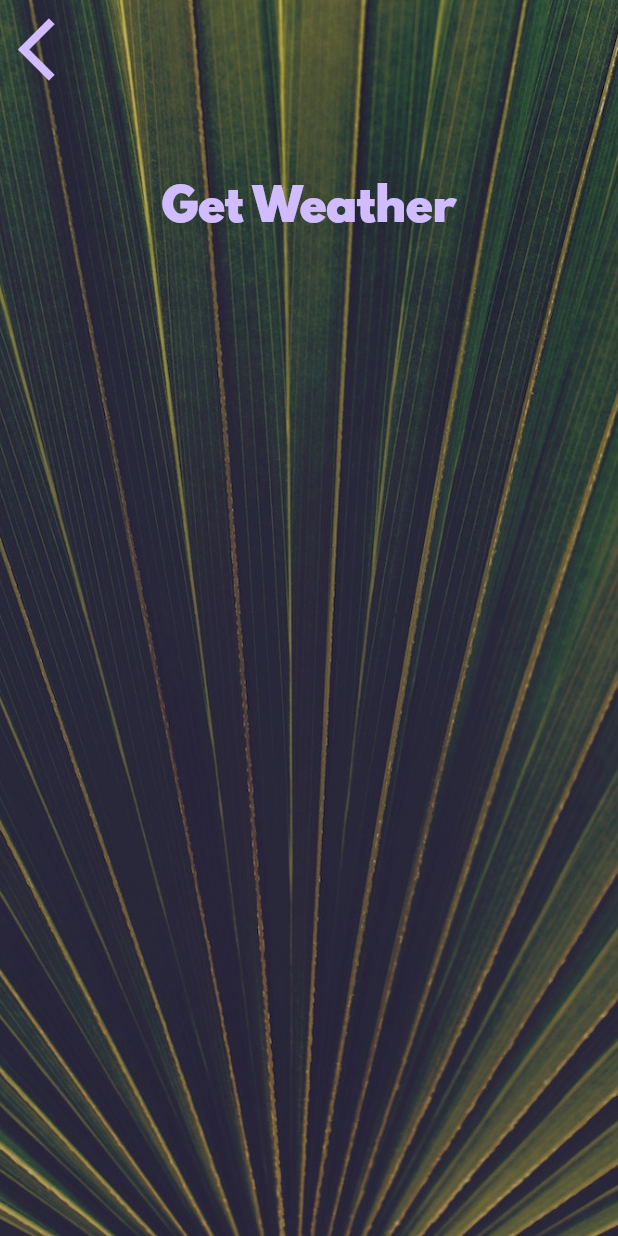
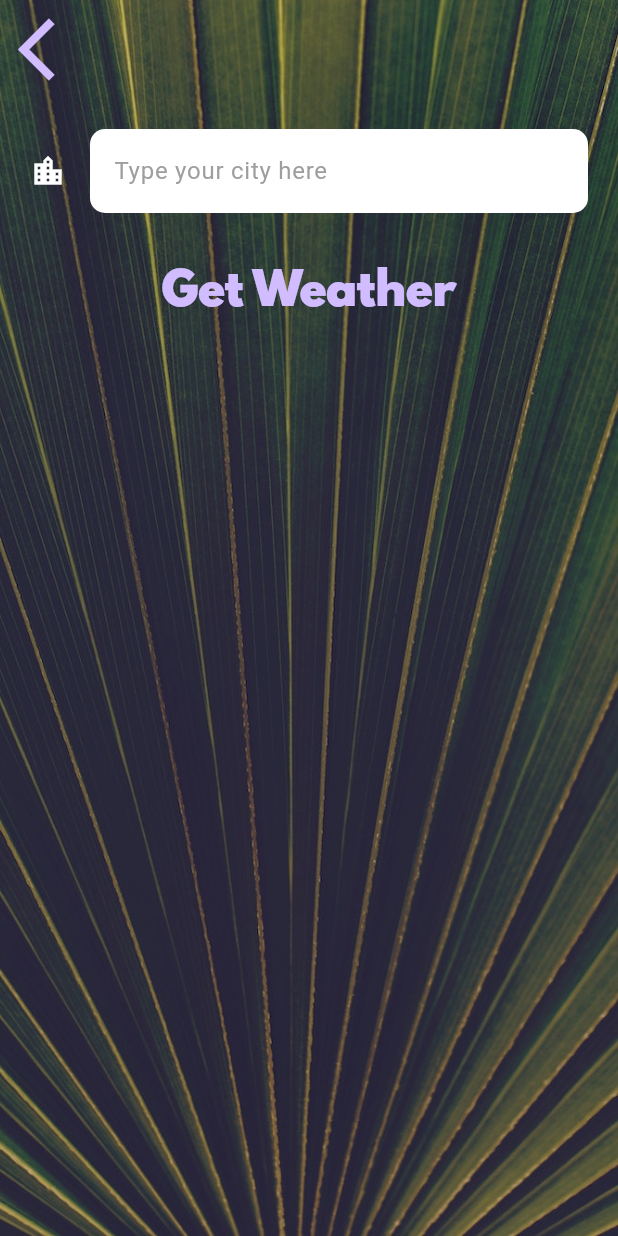
Before and after one commit to AaronFernando/Enabling8, a Flutter app: the CityScreen screen opened directly, on a phone screen of 412 x 824 dp. Run offline on Flutter 3.47's test engine with Material 3 defaults, Android fonts, the phone set to English and light mode, and no system bars; our stand-ins replace flutter_spinkit, geolocator; network calls fail.

Commit message:
2nd commit (major changes, only until the lesson)

```diff
--- a/lib/main.dart
+++ b/lib/main.dart
@@ -14,3 +14,7 @@ class MyApp extends StatelessWidget {
     );
   }
 }
+
+// FLOW OF DATA:
+// weather.dart > location_screen.dart > location.dart > networking.dart > loading_screen.dart > main.dart
+// city_screen.dart is a feature connected to location_screen.dart
--- a/lib/screens/city_screen.dart
+++ b/lib/screens/city_screen.dart
@@ -1,5 +1,6 @@
 import 'package:flutter/material.dart';
 import 'package:test_clima_flutter/utilities/constants.dart';
+
 class CityScreen extends StatefulWidget {
   const CityScreen({super.key});
 
@@ -8,6 +9,7 @@ class CityScreen extends StatefulWidget {
 }
 
 class _CityScreenState extends State<CityScreen> {
+  String newcity = '';
   @override
   Widget build(BuildContext context) {
     return Scaffold(
@@ -25,7 +27,9 @@ class _CityScreenState extends State<CityScreen> {
               Align(
                 alignment: Alignment.topLeft,
                 child: TextButton(
-                  onPressed: () {},
+                  onPressed: () {
+
+                  },
                   child: const Icon(
                     Icons.arrow_back_ios,
                     size: 50.0,
@@ -34,10 +38,37 @@ class _CityScreenState extends State<CityScreen> {
               ),
               Container(
                 padding: const EdgeInsets.all(20.0),
-                child: null,
+                child: TextField(
+                  onChanged: (value){
+                    newcity = value;
+                  },
+                  style: const TextStyle(
+                    color: Colors.black,
+                  ),
+                  decoration: const InputDecoration(
+                    fillColor: Colors.white,
+                    filled: true,
+                    icon: Icon(
+                      Icons.location_city,
+                      color: Colors.white,
+                    ),
+                    hintText: 'Type your city here',
+                    hintStyle: TextStyle(
+                      color: Colors.grey,
+                    ),
+                    border: OutlineInputBorder(
+                      borderRadius: BorderRadius.all(
+                        Radius.circular(10)
+                      ),
+                      borderSide: BorderSide.none,
+                    ),
+                  ),
+                ),
               ),
               TextButton(
-                onPressed: () {},
+                onPressed: () {
+                  Navigator.pop(context, newcity);
+                },
                 child: const Text(
                   'Get Weather',
                   style: kButtonTextStyle,
--- a/pubspec.yaml
+++ b/pubspec.yaml
@@ -12,6 +12,9 @@ dependencies:
     sdk: flutter
 
   cupertino_icons: ^1.0.2
+  geolocator: ^10.1.0
+  http: ^1.1.2
+  flutter_spinkit: ^5.2.0
 
 dev_dependencies:
   flutter_test:
```
Also changed, not shown: lib/screens/loading_screen.dart (+33 -6 lines), lib/screens/location_screen.dart (+42 -7 lines), lib/services/location.dart (+16 -0 lines), lib/services/networking.dart (+26 -0 lines), tester.dart (added, +16 -0 lines), pubspec.lock, 1 other file.
